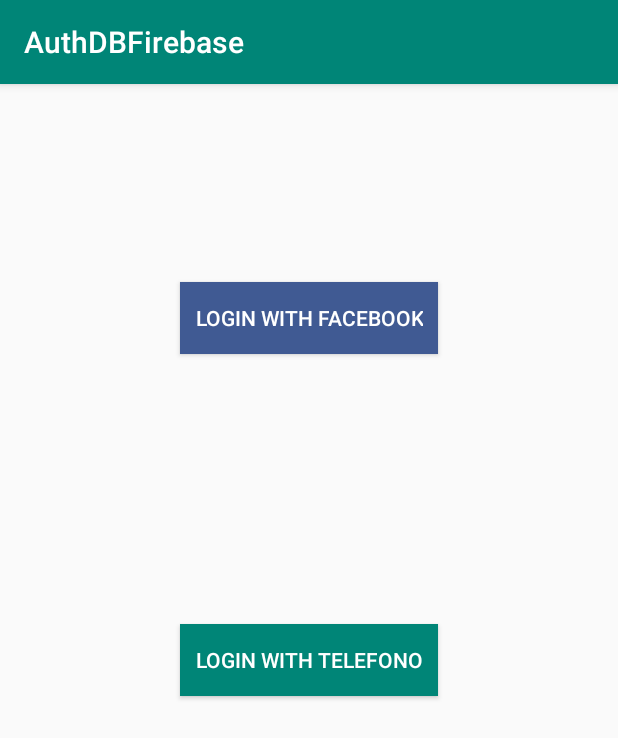
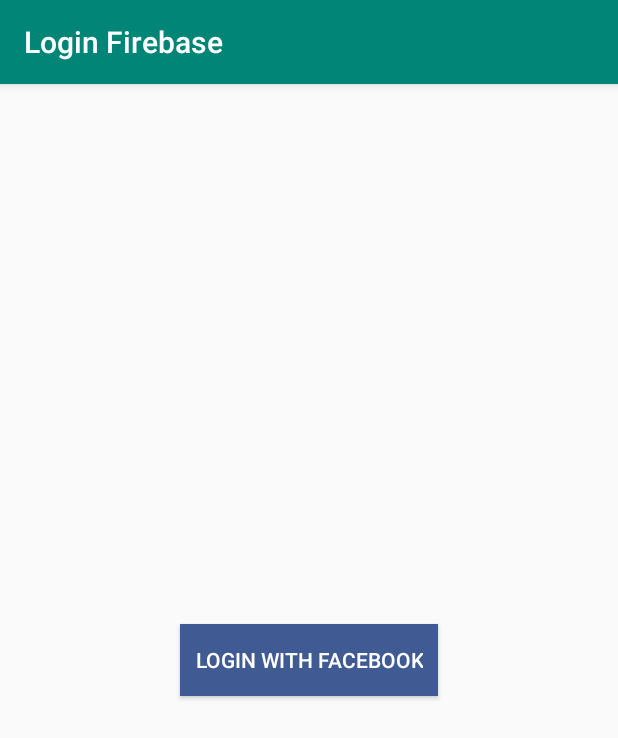
Before and after one commit to josuesf/AuthDBFirebase, an Android app: the screen it shows after launch (LoginActivity), on a phone screen of 412 x 824 dp. Shown: the top 738 px of the screen. Run offline under Robolectric (Android 15) with nearby library versions, the phone set to English and light mode, and no system bars; libraries missing offline, so code that uses them is left out: com.facebook, com.facebook.login; plain views replace LoginButton; 2 statements that could not run were skipped.

```diff
--- a/app/src/main/java/com/jfl/org/authdbfirebase/LoginActivity.java
+++ b/app/src/main/java/com/jfl/org/authdbfirebase/LoginActivity.java
@@ -7,6 +7,7 @@ import android.os.Bundle;
 import android.util.Log;
 import android.view.View;
 import android.widget.Button;
+import android.widget.Toast;
 
 import com.facebook.AccessToken;
 import com.facebook.CallbackManager;
@@ -20,7 +21,6 @@ import java.util.Arrays;
 
 public class LoginActivity extends AppCompatActivity {
     private static final String EMAIL = "email";
-    private static final String USER_POSTS = "user_posts";
 
     private CallbackManager mCallbackManager;
     private Context aContext;
@@ -29,6 +29,7 @@ public class LoginActivity extends AppCompatActivity {
     protected void onCreate(Bundle savedInstanceState) {
         super.onCreate(savedInstanceState);
         setContentView(R.layout.activity_login);
+        setTitle("Login Firebase");
         aContext=this;
         mCallbackManager = CallbackManager.Factory.create();
 
@@ -46,33 +47,36 @@ public class LoginActivity extends AppCompatActivity {
             @Override
             public void onSuccess(LoginResult loginResult) {
                 setResult(RESULT_OK);
-                userId = AccessToken.getCurrentAccessToken().getUserId();
-                finish();
                 goToMainApp();
             }
 
             @Override
             public void onCancel() {
                 setResult(RESULT_CANCELED);
-//                finish();
+                Toast.makeText(LoginActivity.this,getString(R.string.loginCancel),Toast.LENGTH_SHORT).show();
             }
 
             @Override
             public void onError(FacebookException e) {
                 // Handle exception
+                Toast.makeText(LoginActivity.this,e.toString(),Toast.LENGTH_SHORT).show();
             }
         });
-        Log.i("INFORMATION - FACEBOOK", String.valueOf(AccessToken.getCurrentAccessToken().getUserId()));
     }
 
     private void goToMainApp() {
+        userId = AccessToken.getCurrentAccessToken().getUserId();
+        finish();
         Intent mainIntent = new Intent(this,MainActivity.class);
         mainIntent.putExtra("userId",userId);
         startActivity(mainIntent);
     }
 
     private void loginWithFacebook(){
-        LoginManager.getInstance().logInWithReadPermissions(this,Arrays.asList(EMAIL, USER_POSTS));
+        if(AccessToken.getCurrentAccessToken()!=null){
+            goToMainApp();
+        }else
+            LoginManager.getInstance().logInWithReadPermissions(this,Arrays.asList(EMAIL));
     }
     @Override
     protected void onActivityResult(int requestCode, int resultCode, Intent data) {
--- a/app/src/main/res/layout/activity_login.xml
+++ b/app/src/main/res/layout/activity_login.xml
@@ -7,37 +7,16 @@
     android:orientation="vertical"
     tools:context=".LoginActivity">
 
-
-    <!--<com.facebook.login.widget.LoginButton-->
-        <!--android:id="@+id/login_button"-->
-        <!--android:layout_width="wrap_content"-->
-        <!--android:layout_height="wrap_content"-->
-        <!--android:layout_alignParentTop="true"-->
-        <!--android:layout_centerHorizontal="true"-->
-        <!--android:layout_gravity="center_horizontal"-->
-        <!--android:layout_marginTop="173dp" />-->
     <Button
         android:id="@+id/login_button"
         android:layout_width="wrap_content"
         android:layout_height="wrap_content"
-        android:layout_alignParentTop="true"
-        android:layout_centerHorizontal="true"
+        android:layout_centerInParent="true"
         android:layout_gravity="center_horizontal"
-        android:layout_marginTop="132dp"
         android:background="@color/colorFb"
         android:padding="10dp"
         android:text="Login with Facebook"
         android:textColor="#FFF" />
 
-    <Button
-        android:id="@+id/btnLoginPhone"
-        android:layout_width="wrap_content"
-        android:layout_height="wrap_content"
-        android:layout_centerInParent="true"
-        android:layout_gravity="center_horizontal"
-        android:text="Login with Telefono"
-        android:background="@color/colorPrimary"
-        android:textColor="#FFF"
-        android:padding="10dp"/>
 
 </RelativeLayout>
--- a/app/src/main/res/values/colors.xml
+++ b/app/src/main/res/values/colors.xml
@@ -2,7 +2,7 @@
 <resources>
     <color name="colorPrimary">#008577</color>
     <color name="colorPrimaryDark">#00574B</color>
-    <color name="colorAccent">#D81B60</color>
+    <color name="colorAccent">#737373</color>
     <color name="colorFb">#405A93</color>
     <color name="colorError">#ff6d5a</color>
     <color name="colorGray">#737373</color>
--- a/app/src/main/res/values/strings.xml
+++ b/app/src/main/res/values/strings.xml
@@ -8,6 +8,9 @@
     <string name="birthday">Fecha de Nacimiento</string>
     <string name="saveData">Guardar Datos</string>
     <string name="msgErrorSaving">Ocurrio un error, intentelo nuevamente.</string>
-    <string name="msgSuccess">Excelente, sus datos se guardaron correctamente.</string>
+    <string name="msgSuccess">Sus datos fueron guardados correctamente.</string>
     <string name="titleMain">Informacion</string>
+    <string name="shouldBeNumber">La edad es un numero</string>
+    <string name="isRequired">Campo requerido</string>
+    <string name="loginCancel">Login Cancelado</string>
 </resources>
```
Also changed, not shown: app/src/main/java/com/jfl/org/authdbfirebase/MainActivity.java (+89 -45 lines), app/src/main/res/layout/activity_main.xml (+9 -25 lines), 2 other files.
